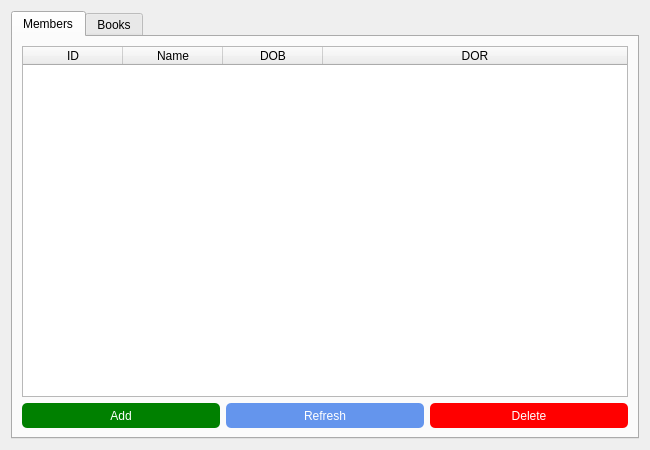
The window that GeneratedUI/uifiles/admin.ui (ayushr01/Library-Management-System) describes before a commit, drawn with Qt 5.
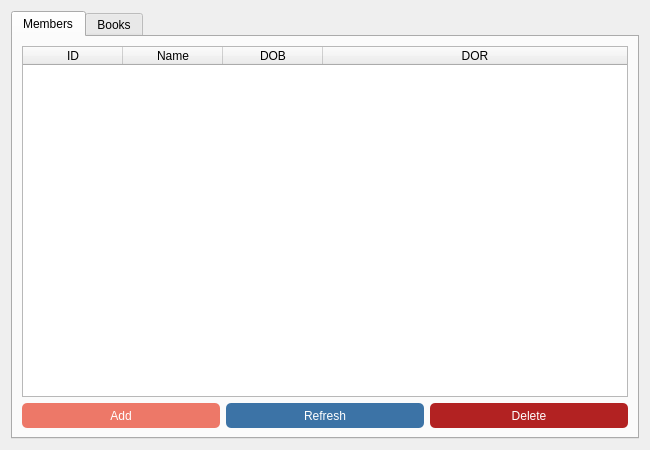
The same window after the commit.

Patch:
```diff
--- a/GeneratedUI/uifiles/admin.ui
+++ b/GeneratedUI/uifiles/admin.ui
@@ -90,7 +90,7 @@
            </property>
            <property name="styleSheet">
             <string notr="true">QPushButton#addmem{
-	background-color: green;
+	background-color: #ed7868;
 	border-radius: 5px;
 	color: white;
 }
@@ -114,7 +114,7 @@
            </property>
            <property name="styleSheet">
             <string notr="true">QPushButton#refreshmem{
-	background-color: cornflowerblue;
+	background-color: #3c73a6;
 	border-radius: 5px;
 	color: white;
 }
@@ -138,7 +138,7 @@
            </property>
            <property name="styleSheet">
             <string notr="true">QPushButton#deletemem{
-	background-color: red;
+	background-color: FireBrick;
 	border-radius: 5px;
 	color: white;
 }
```
Left out of the diff: 6 changed lines with no effect on the pictures.
